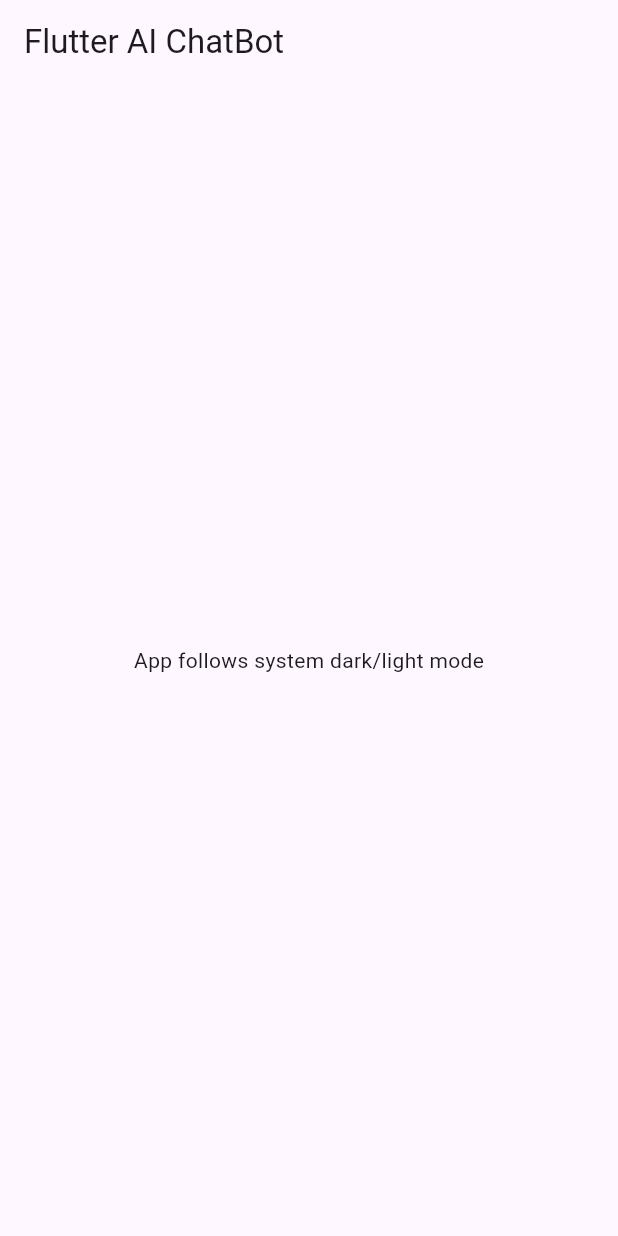
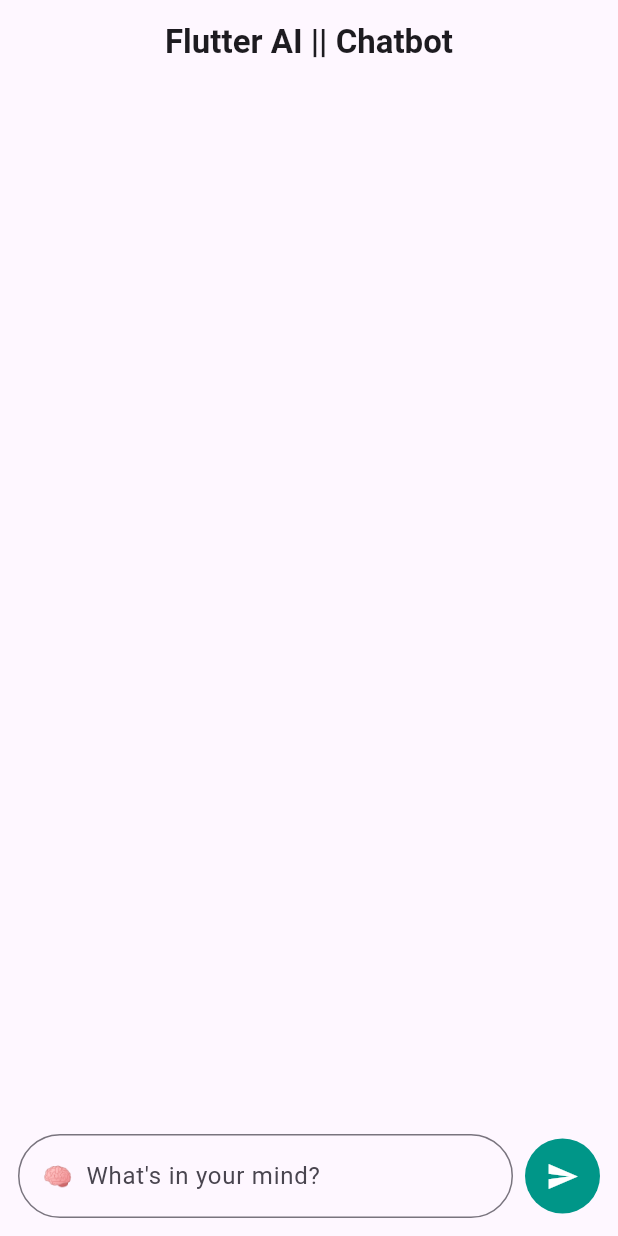
Before and after one commit to AmanSinghThakur01/FlutterAI, a Flutter app: the screen it shows after launch, on a phone screen of 412 x 824 dp. Run offline on Flutter 3.47's test engine with Material 3 defaults, Android fonts, the phone set to English and light mode, and no system bars; our stand-ins replace google_generative_ai.

Commit message:
code updated

```diff
--- a/lib/main.dart
+++ b/lib/main.dart
@@ -1,5 +1,5 @@
 import 'package:flutter/material.dart';
-import 'package:flutterai/view/homepage.dart';
+import 'package:flutterai/view/chat_screen.dart';
 
 void main() {
   runApp(const MyApp());
@@ -16,7 +16,7 @@ class MyApp extends StatelessWidget {
       theme: ThemeData.light(),
       darkTheme: ThemeData.dark(),
       themeMode: ThemeMode.system, // system ke hisaab se theme set ho jayega
-      home: const Homepage(),
+      home:ChatScreen()
     );
   }
 }
--- /dev/null
+++ b/lib/secrets.dart
@@ -0,0 +1 @@
+const String geminiApikey = " AIzaSyDzqBq1eWm60uYSV_AGSy32hi40QrTac9Y";
--- /dev/null
+++ b/lib/view/chat_screen.dart
@@ -0,0 +1,120 @@
+import 'package:flutter/material.dart';
+
+class ChatScreen extends StatefulWidget {
+  const ChatScreen({super.key});
+
+  @override
+  State<ChatScreen> createState() => _ChatScreenState();
+}
+
+class _ChatScreenState extends State<ChatScreen> {
+  var Prompt = "";
+  TextEditingController tController = TextEditingController();
+
+  @override
+  Widget build(BuildContext context) {
+    void AskAi() {
+      if (tController.text.trim().isEmpty) {
+        bool isDark = Theme.of(context).brightness == Brightness.dark;
+
+        showDialog(
+          context: context,
+          builder: (context) {
+            return AlertDialog(
+              backgroundColor: isDark ? const Color(0xFF1E1E1E) : Colors.white,
+              shape: RoundedRectangleBorder(
+                borderRadius: BorderRadius.circular(20),
+              ),
+              title: Text(
+                '⚠️ Empty Message',
+                style: TextStyle(
+                  fontWeight: FontWeight.bold,
+                  color: isDark ? Colors.tealAccent : Colors.teal,
+                ),
+              ),
+              content: Text(
+                'Please type something before sending!',
+                style: TextStyle(
+                  fontSize: 16,
+                  color: isDark ? Colors.white : Colors.black,
+                ),
+              ),
+              actions: [
+                TextButton(
+                  onPressed: () => Navigator.pop(context),
+                  child: Text(
+                    'OK',
+                    style: TextStyle(
+                      color: isDark ? Colors.tealAccent : Colors.teal,
+                      fontWeight: FontWeight.bold,
+                    ),
+                  ),
+                ),
+              ],
+            );
+          },
+        );
+        return;
+      }
+
+      setState(() {
+        Prompt = tController.text.trim();
+        tController.clear();
+        print('Ask Ai: $Prompt');
+      });
+    }
+
+    return Scaffold(
+      appBar: AppBar(
+        title: const Text(
+          "Flutter AI || Chatbot",
+          style: TextStyle(fontWeight: FontWeight.bold),
+        ),
+        centerTitle: true,
+      ),
+      body: SafeArea(
+        child: Column(
+          children: [
+            Expanded(
+              child: Center(
+                child: Text(" $Prompt", style: TextStyle(backgroundColor: Colors.teal, color: Colors.white),),
+              ),
+            ),
+            Padding(
+              padding: const EdgeInsets.all(12),
+              child: Row(
+                children: [
+                  // 🟢 TextField
+                  Expanded(
+                    child: TextField(
+                      onSubmitted: (value) => AskAi(),
+                      controller: tController,
+                      decoration: InputDecoration(
+                        hintText: "🧠  What's in your mind?",
+                        border: OutlineInputBorder(
+                          borderRadius: BorderRadius.circular(30),
+                        ),
+                      ),
+                    ),
+                  ),
+                  const SizedBox(width: 8),
+                  // 🟢 Send Button as a small circle
+                  GestureDetector(
+                    onTap: () {
+                  AskAi();
+                    },
+                    child: const CircleAvatar(
+                      radius: 25,
+                      backgroundColor: Colors.teal,
+                      child: Icon(Icons.send, color: Colors.white, size: 22),
+                    ),
+                  ),
+                ],
+              ),
+            ),
+          ],
+        ),
+      ),
+    );
+  }
+}
--- a/lib/view/homepage.dart
+++ /dev/null
@@ -1,17 +0,0 @@
-import 'package:flutter/material.dart';
-
-class Homepage extends StatelessWidget {
-  const Homepage({super.key});
-
-  @override
-  Widget build(BuildContext context) {
-    return Scaffold(
-      appBar: AppBar(
-        title: const Text("Flutter AI ChatBot"),
-      ),
-      body: const Center(
-        child: Text("App follows system dark/light mode"),
-      ),
-    );
-  }
-}
--- a/pubspec.yaml
+++ b/pubspec.yaml
@@ -35,6 +35,8 @@ dependencies:
   # Use with the CupertinoIcons class for iOS style icons.
   cupertino_icons: ^1.0.8
   provider: ^6.1.5+1
+  http: ^1.5.0
+  google_generative_ai: ^0.4.7
 
 dev_dependencies:
   flutter_test:
```
Also changed, not shown: lib/Model/chat_message.dart (added, +9 -0 lines), lib/Services/api_service.dart (added, +17 -0 lines), pubspec.lock, 1 other file.
